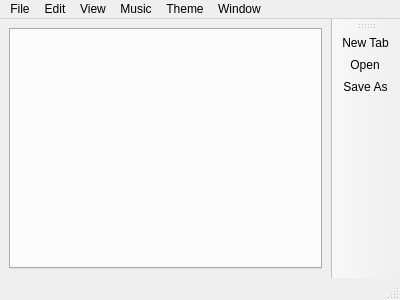
fernandezlee942-sys/Ini-Nama-Aplikasi-Notepad, file IniNamaAplikasiNotepad/Ini_Nama_Aplikasi_Notepad/notepad.ui: the form before one commit.
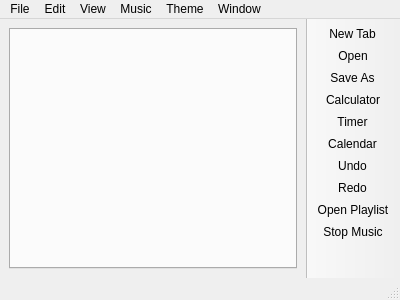
The form after the commit. Icons and pictures are not drawn.

Diff of the .ui file:
```diff
--- a/IniNamaAplikasiNotepad/Ini_Nama_Aplikasi_Notepad/notepad.ui
+++ b/IniNamaAplikasiNotepad/Ini_Nama_Aplikasi_Notepad/notepad.ui
@@ -122,6 +122,9 @@
    <property name="windowTitle">
     <string>toolBar</string>
    </property>
+   <property name="movable">
+    <bool>false</bool>
+   </property>
    <attribute name="toolBarArea">
     <enum>RightToolBarArea</enum>
    </attribute>
@@ -131,6 +134,13 @@
    <addaction name="actionNew"/>
    <addaction name="actionOpen"/>
    <addaction name="actionSave_as"/>
+   <addaction name="actionCalculator"/>
+   <addaction name="actionTimer"/>
+   <addaction name="actionCalendar"/>
+   <addaction name="actionUndo"/>
+   <addaction name="actionRedo"/>
+   <addaction name="actionPlaylist_1"/>
+   <addaction name="actionStop_Music"/>
   </widget>
   <action name="actionNew">
    <property name="icon">
```
Left out of the diff: 13 changed lines with no effect on the pictures.
